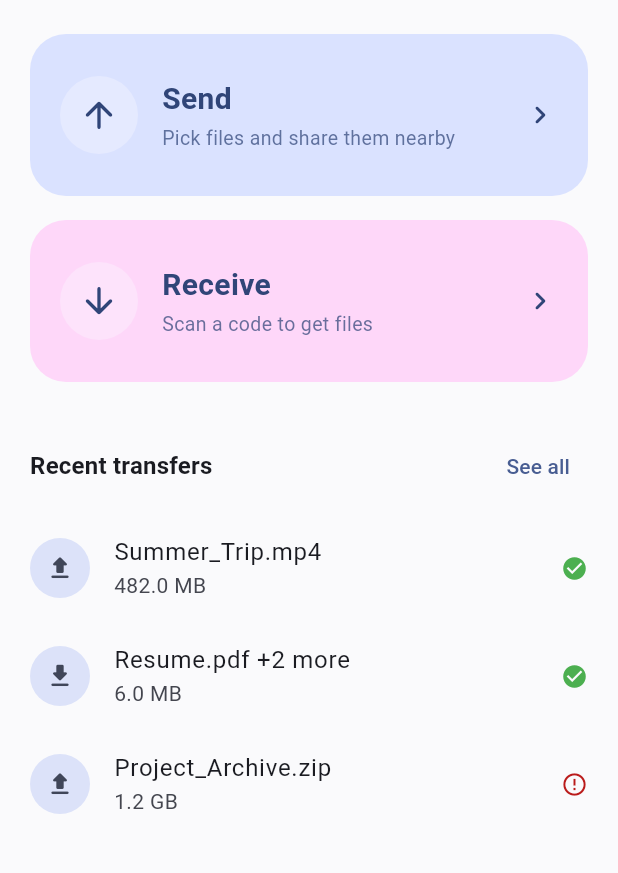
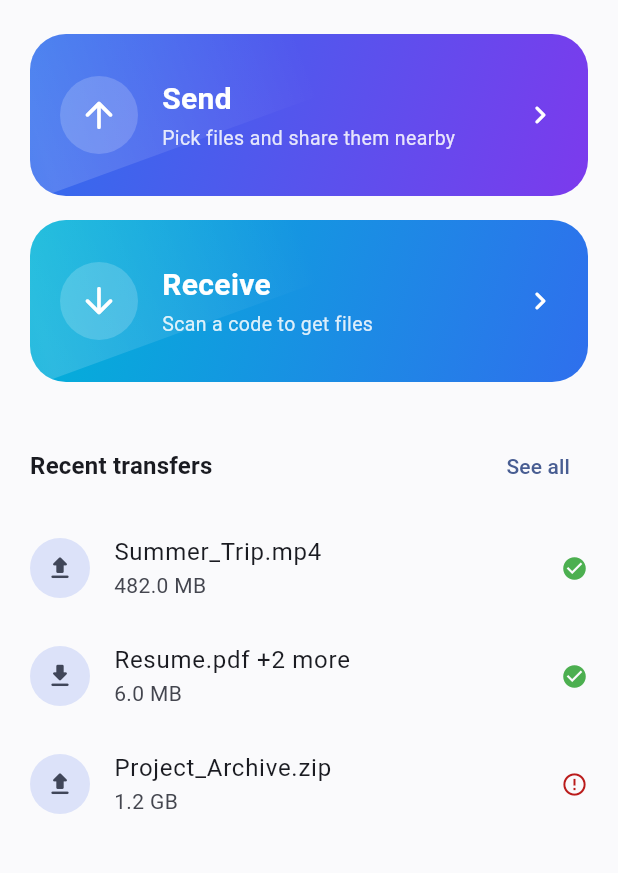
Before and after one commit to Websinaro/WebShare, a Flutter app: the screen it shows after launch, on a phone screen of 412 x 824 dp, the part 62-935 px from its top. Run offline on Flutter 3.47's test engine with Material 3 defaults, Android fonts, the phone set to English and light mode, and no system bars; our stand-ins replace file_picker, flutter_riverpod, go_router, permission_handler, qr_flutter; missing offline and left inert: mobile_scanner.

Commit message:
Auto-unzip: 2026-08-24 05:04:58

```diff
--- /dev/null
+++ b/lib/core/theme/app_gradients.dart
@@ -0,0 +1,31 @@
+import 'package:flutter/material.dart';
+
+/// Xender-style vivid gradients used across primary CTAs, QR framing,
+/// and progress visuals — the thing that makes the app feel "alive"
+/// instead of flat Material default colors.
+class AppGradients {
+  AppGradients._();
+
+  static const primary = LinearGradient(
+    begin: Alignment.topLeft,
+    end: Alignment.bottomRight,
+    colors: [Color(0xFF2F6FED), Color(0xFF7C3AED)],
+  );
+
+  static const receive = LinearGradient(
+    begin: Alignment.topLeft,
+    end: Alignment.bottomRight,
+    colors: [Color(0xFF00B4D8), Color(0xFF2F6FED)],
+  );
+
+  static const success = LinearGradient(
+    begin: Alignment.topLeft,
+    end: Alignment.bottomRight,
+    colors: [Color(0xFF11998E), Color(0xFF38EF7D)],
+  );
+
+  static const sweepProgress = SweepGradient(
+    colors: [Color(0xFF2F6FED), Color(0xFF7C3AED), Color(0xFF00B4D8), Color(0xFF2F6FED)],
+    stops: [0.0, 0.4, 0.8, 1.0],
+  );
+}
--- /dev/null
+++ b/lib/core/widgets/flowing_gradient_surface.dart
@@ -0,0 +1,89 @@
+import 'package:flutter/material.dart';
+
+/// A gradient-filled, rounded surface with a soft diagonal sheen that
+/// continuously sweeps across it — the "flowing" highlight look used on
+/// Xender's primary buttons and cards. Wrap any child in this instead of
+/// using a flat Container color for anything that should feel "premium".
+class FlowingGradientSurface extends StatefulWidget {
+  final Widget child;
+  final Gradient gradient;
+  final BorderRadius borderRadius;
+
+  const FlowingGradientSurface({
+    super.key,
+    required this.child,
+    required this.gradient,
+    this.borderRadius = const BorderRadius.all(Radius.circular(24)),
+  });
+
+  @override
+  State<FlowingGradientSurface> createState() => _FlowingGradientSurfaceState();
+}
+
+class _FlowingGradientSurfaceState extends State<FlowingGradientSurface>
+    with SingleTickerProviderStateMixin {
+  late final AnimationController _controller;
+
+  @override
+  void initState() {
+    super.initState();
+    _controller = AnimationController(vsync: this, duration: const Duration(milliseconds: 2600))
+      ..repeat();
+  }
+
+  @override
+  void dispose() {
+    _controller.dispose();
+    super.dispose();
+  }
+
+  @override
+  Widget build(BuildContext context) {
+    return ClipRRect(
+      borderRadius: widget.borderRadius,
+      child: Stack(
+        children: [
+          DecoratedBox(decoration: BoxDecoration(gradient: widget.gradient), child: widget.child),
+          Positioned.fill(
+            child: IgnorePointer(
+              child: LayoutBuilder(
+                builder: (context, constraints) {
+                  final width = constraints.maxWidth;
+                  final bandWidth = width * 0.5;
+                  return AnimatedBuilder(
+                    animation: _controller,
+                    builder: (context, _) {
+                      // Slides from fully off the left edge to fully off the
+                      // right edge, on a continuous loop.
+                      final dx = -bandWidth + (width + bandWidth * 2) * _controller.value;
+                      return Transform.translate(
+                        offset: Offset(dx, 0),
+                        child: Transform.rotate(
+                          angle: -0.35,
+                          child: Container(
+                            width: bandWidth * 0.5,
+                            height: constraints.maxHeight * 2,
+                            decoration: BoxDecoration(
+                              gradient: LinearGradient(
+                                colors: [
+                                  Colors.white.withValues(alpha: 0.0),
+                                  Colors.white.withValues(alpha: 0.16),
+                                  Colors.white.withValues(alpha: 0.0),
+                                ],
+                                stops: const [0.0, 0.5, 1.0],
+                              ),
+                            ),
+                          ),
+                        ),
+                      );
+                    },
+                  );
+                },
+              ),
+            ),
+          ),
+        ],
+      ),
+    );
+  }
+}
--- a/lib/core/widgets/primary_action_button.dart
+++ b/lib/core/widgets/primary_action_button.dart
@@ -1,12 +1,15 @@
 import 'package:flutter/material.dart';
+import 'flowing_gradient_surface.dart';
 
-/// The big [ SEND ] / [ RECEIVE ] style buttons on Home.
+/// The big [ SEND ] / [ RECEIVE ] style cards on Home — a flowing
+/// gradient surface (Xender-style sheen) with the icon/label content
+/// layered on top.
 class PrimaryActionButton extends StatefulWidget {
   final IconData icon;
   final String label;
   final String subtitle;
   final VoidCallback onTap;
-  final Color? backgroundColor;
+  final Gradient gradient;
 
   const PrimaryActionButton({
     super.key,
@@ -14,7 +17,7 @@ class PrimaryActionButton extends StatefulWidget {
     required this.label,
     required this.subtitle,
     required this.onTap,
-    this.backgroundColor,
+    required this.gradient,
   });
 
   @override
@@ -28,18 +31,15 @@ class _PrimaryActionButtonState extends State<PrimaryActionButton> {
 
   @override
   Widget build(BuildContext context) {
-    final scheme = Theme.of(context).colorScheme;
-    final bg = widget.backgroundColor ?? scheme.primaryContainer;
-
     return AnimatedScale(
       scale: _pressed ? 0.97 : 1.0,
       duration: const Duration(milliseconds: 120),
       curve: Curves.easeOut,
+      child: FlowingGradientSurface(
+        gradient: widget.gradient,
         child: Material(
-        color: bg,
-        borderRadius: BorderRadius.circular(24),
+          color: Colors.transparent,
           child: InkWell(
-          borderRadius: BorderRadius.circular(24),
             onTap: widget.onTap,
             onHighlightChanged: _setPressed,
             child: Padding(
@@ -49,10 +49,10 @@ class _PrimaryActionButtonState extends State<PrimaryActionButton> {
                   Container(
                     padding: const EdgeInsets.all(12),
                     decoration: BoxDecoration(
-                    color: scheme.surface.withValues(alpha: 0.35),
+                      color: Colors.white.withValues(alpha: 0.18),
                       shape: BoxShape.circle,
                     ),
-                  child: Icon(widget.icon, size: 28, color: scheme.onPrimaryContainer),
+                    child: Icon(widget.icon, size: 28, color: Colors.white),
                   ),
                   const SizedBox(width: 16),
                   Expanded(
@@ -61,25 +61,23 @@ class _PrimaryActionButtonState extends State<PrimaryActionButton> {
                       children: [
                         Text(
                           widget.label,
-                        style: TextStyle(
+                          style: const TextStyle(
                             fontSize: 20,
                             fontWeight: FontWeight.w700,
-                          color: scheme.onPrimaryContainer,
+                            color: Colors.white,
                           ),
                         ),
                         const SizedBox(height: 2),
                         Text(
                           widget.subtitle,
-                        style: TextStyle(
-                          fontSize: 13,
-                          color: scheme.onPrimaryContainer.withValues(alpha: 0.72),
-                        ),
+                          style: TextStyle(fontSize: 13, color: Colors.white.withValues(alpha: 0.85)),
                         ),
                       ],
                     ),
                   ),
-                Icon(Icons.chevron_right_rounded, color: scheme.onPrimaryContainer),
+                  const Icon(Icons.chevron_right_rounded, color: Colors.white),
                 ],
+              ),
             ),
           ),
         ),
--- a/lib/features/home/presentation/home_screen.dart
+++ b/lib/features/home/presentation/home_screen.dart
@@ -1,6 +1,7 @@
 import 'package:flutter/material.dart';
 import 'package:go_router/go_router.dart';
 
+import '../../../core/theme/app_gradients.dart';
 import '../../../core/widgets/fade_slide_in.dart';
 import '../../../core/widgets/primary_action_button.dart';
 import 'widgets/recent_transfers_section.dart';
@@ -31,6 +32,7 @@ class HomeScreen extends StatelessWidget {
                 label: 'Send',
                 subtitle: 'Pick files and share them nearby',
                 onTap: () => context.push('/send'),
+                gradient: AppGradients.primary,
               ),
             ),
             const SizedBox(height: 16),
@@ -41,7 +43,7 @@ class HomeScreen extends StatelessWidget {
                 label: 'Receive',
                 subtitle: 'Scan a code to get files',
                 onTap: () => context.push('/receive'),
-                backgroundColor: Theme.of(context).colorScheme.tertiaryContainer,
+                gradient: AppGradients.receive,
               ),
             ),
             const SizedBox(height: 32),
--- a/lib/features/transfer/presentation/completed_screen.dart
+++ b/lib/features/transfer/presentation/completed_screen.dart
@@ -1,6 +1,7 @@
 import 'package:flutter/material.dart';
 import 'package:go_router/go_router.dart';
 
+import '../../../core/theme/app_gradients.dart';
 import '../../../services/transfer/transfer_engine.dart';
 import '../../send/presentation/widgets/selected_file_tile.dart';
 
@@ -47,8 +48,8 @@ class _CompletedScreenState extends State<CompletedScreen> with SingleTickerProv
                 scale: _scale,
                 child: Container(
                   padding: const EdgeInsets.all(20),
-                  decoration: BoxDecoration(color: scheme.primaryContainer, shape: BoxShape.circle),
-                  child: Icon(Icons.check_rounded, size: 56, color: scheme.onPrimaryContainer),
+                  decoration: const BoxDecoration(gradient: AppGradients.success, shape: BoxShape.circle),
+                  child: const Icon(Icons.check_rounded, size: 56, color: Colors.white),
                 ),
               ),
               const SizedBox(height: 24),
```
Also changed, not shown: lib/core/widgets/gradient_progress_ring.dart (added, +105 -0 lines), lib/core/widgets/radar_pulse.dart (added, +79 -0 lines), lib/features/send/presentation/preparing_transfer_screen.dart (+23 -16 lines), lib/features/send/presentation/send_screen.dart (+83 -21 lines), lib/features/transfer/presentation/transfer_screen.dart (+7 -3 lines). Lines whose indentation alone changed are shown as unchanged.
